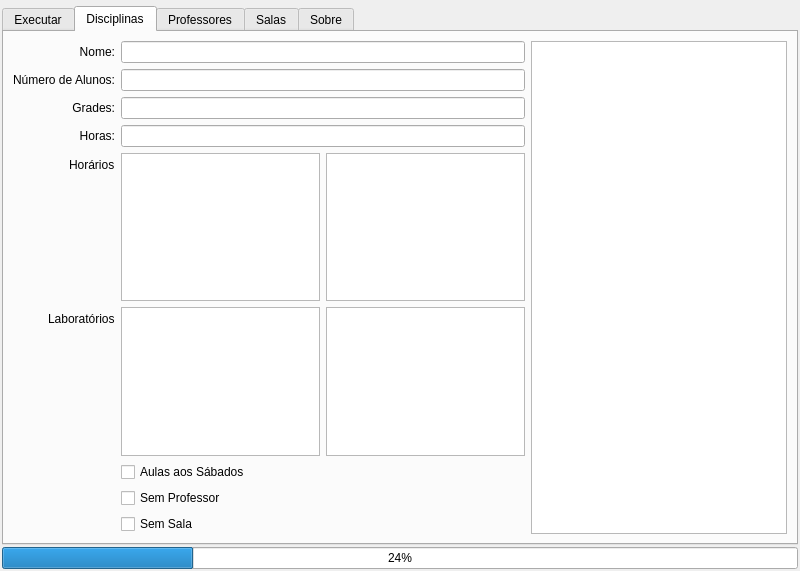
Old version of the form resources/ui_files/main.ui in the repository JoseitoOliveira/School-Timetabling.
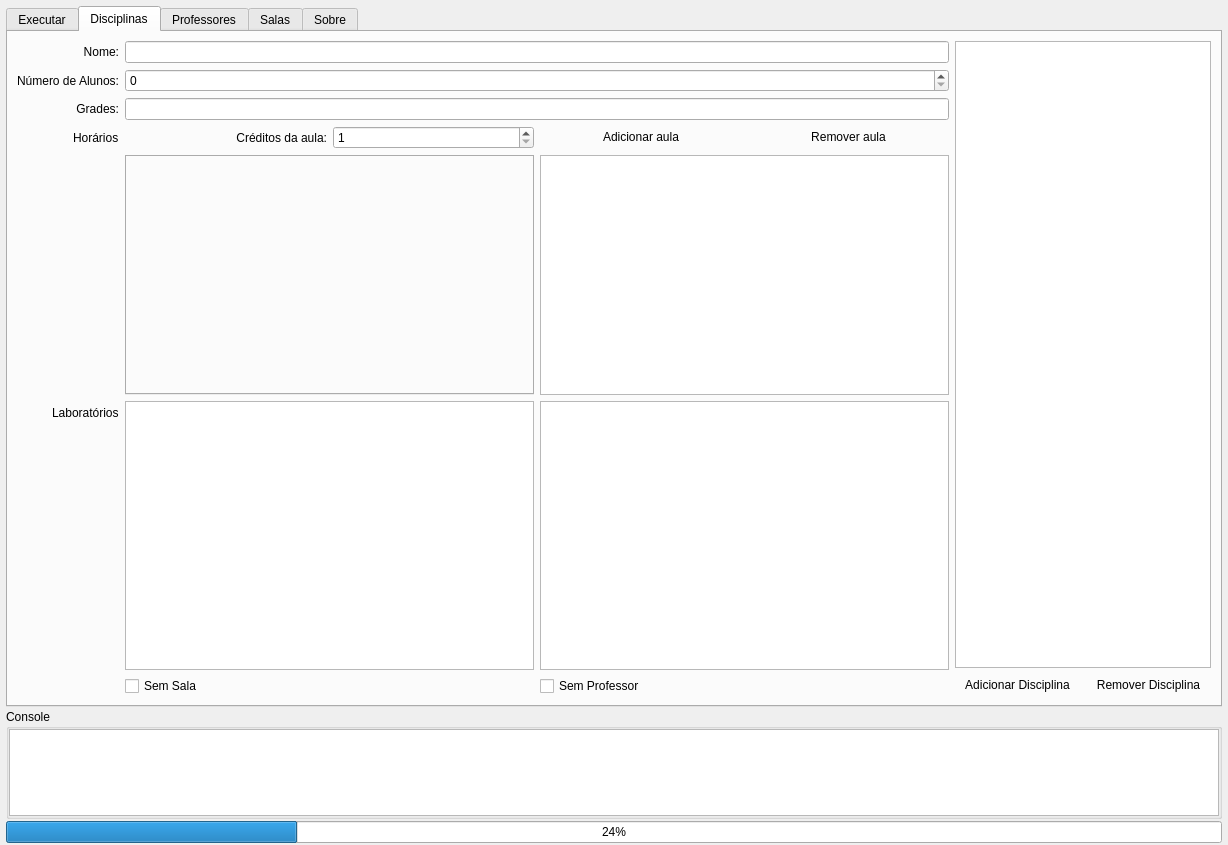
New version of the form. Icons and pictures are not drawn.

Commit message: finalizada a tela de disciplinas

What changed in the file:
```diff
--- a/resources/ui_files/main.ui
+++ b/resources/ui_files/main.ui
@@ -6,8 +6,8 @@
    <rect>
     <x>0</x>
     <y>0</y>
-    <width>800</width>
-    <height>571</height>
+    <width>1228</width>
+    <height>845</height>
    </rect>
   </property>
   <property name="sizePolicy">
@@ -60,18 +60,18 @@
      <height>9999</height>
     </size>
    </property>
-   <layout class="QGridLayout" name="gridLayout" rowstretch="0,0,0" columnstretch="0">
+   <layout class="QGridLayout" name="gridLayout" rowstretch="0,0,0,0,0" columnstretch="0,0,0">
     <property name="sizeConstraint">
      <enum>QLayout::SetDefaultConstraint</enum>
     </property>
     <property name="leftMargin">
-     <number>2</number>
+     <number>6</number>
     </property>
     <property name="topMargin">
      <number>6</number>
     </property>
     <property name="rightMargin">
-     <number>2</number>
+     <number>6</number>
     </property>
     <property name="bottomMargin">
      <number>2</number>
@@ -79,15 +79,15 @@
     <property name="spacing">
      <number>2</number>
     </property>
-    <item row="2" column="0">
+    <item row="3" column="1">
      <widget class="QProgressBar" name="progressBar">
       <property name="value">
        <number>24</number>
       </property>
      </widget>
     </item>
-    <item row="1" column="0">
-     <widget class="QTabWidget" name="tabWidget">
+    <item row="1" column="1">
+     <widget class="QTabWidget" name="tab_telas">
       <property name="currentIndex">
        <number>1</number>
       </property>
@@ -195,7 +195,7 @@
        <attribute name="title">
         <string>Disciplinas</string>
        </attribute>
-       <layout class="QHBoxLayout" name="horizontalLayout_2" stretch="2,1">
+       <layout class="QHBoxLayout" name="horizontalLayout_2" stretch="2,0">
         <item>
          <layout class="QFormLayout" name="formLayout">
           <property name="labelAlignment">
@@ -225,10 +225,7 @@
            </widget>
           </item>
           <item row="1" column="1">
-           <widget class="QLineEdit" name="lineEdit_2"/>
-          </item>
-          <item row="2" column="1">
-           <widget class="QLineEdit" name="lineEdit_3"/>
+           <widget class="QSpinBox" name="num_alunos"/>
           </item>
           <item row="2" column="0">
            <widget class="QLabel" name="label_4">
@@ -240,82 +237,209 @@
             </property>
            </widget>
           </item>
+          <item row="2" column="1">
+           <widget class="QLineEdit" name="grades_disciplinas"/>
+          </item>
           <item row="3" column="0">
-           <widget class="QLabel" name="label_6">
-            <property name="text">
-             <string>Horas:</string>
-            </property>
-            <property name="alignment">
-             <set>Qt::AlignRight|Qt::AlignTrailing|Qt::AlignVCenter</set>
-            </property>
-           </widget>
-          </item>
-          <item row="3" column="1">
-           <widget class="QLineEdit" name="lineEdit_4"/>
-          </item>
-          <item row="5" column="0">
-           <widget class="QLabel" name="label_7">
-            <property name="text">
-             <string>Laboratórios</string>
-            </property>
-           </widget>
-          </item>
-          <item row="6" column="1">
-           <layout class="QVBoxLayout" name="verticalLayout_3">
-            <item>
-             <widget class="QCheckBox" name="checkBox_3">
-              <property name="text">
-               <string>Aulas aos Sábados</string>
-              </property>
-             </widget>
-            </item>
-            <item>
-             <widget class="QCheckBox" name="checkBox">
-              <property name="text">
-               <string>Sem Professor</string>
-              </property>
-             </widget>
-            </item>
-            <item>
-             <widget class="QCheckBox" name="checkBox_2">
-              <property name="text">
-               <string>Sem Sala</string>
-              </property>
-             </widget>
-            </item>
-           </layout>
-          </item>
-          <item row="4" column="0">
            <widget class="QLabel" name="label_8">
             <property name="text">
              <string>Horários</string>
             </property>
            </widget>
           </item>
-          <item row="4" column="1">
-           <layout class="QHBoxLayout" name="horizontalLayout">
+          <item row="3" column="1">
+           <layout class="QVBoxLayout" name="verticalLayout_2" stretch="0,1">
             <item>
-             <widget class="QListWidget" name="listWidget_2"/>
+             <layout class="QHBoxLayout" name="horizontalLayout_13" stretch="0,0,0,0">
+              <item>
+               <widget class="QLabel" name="label_6">
+                <property name="text">
+                 <string>Créditos da aula:</string>
+                </property>
+                <property name="alignment">
+                 <set>Qt::AlignRight|Qt::AlignTrailing|Qt::AlignVCenter</set>
+                </property>
+               </widget>
+              </item>
+              <item>
+               <widget class="QSpinBox" name="num_credidos_aula">
+                <property name="minimum">
+                 <number>1</number>
+                </property>
+                <property name="maximum">
+                 <number>3</number>
+                </property>
+               </widget>
+              </item>
+              <item>
+               <widget class="QPushButton" name="btn_add_aula">
+                <property name="text">
+                 <string>Adicionar aula</string>
+                </property>
+                <property name="icon">
+                 <iconset>
+                  <normaloff>../images/add_48px.png</normaloff>../images/add_48px.png</iconset>
+                </property>
+                <property name="iconSize">
+                 <size>
+                  <width>24</width>
+                  <height>24</height>
+                 </size>
+                </property>
+                <property name="flat">
+                 <bool>true</bool>
+                </property>
+               </widget>
+              </item>
+              <item>
+               <widget class="QPushButton" name="btn_rmv_aula">
+                <property name="text">
+                 <string>Remover aula</string>
+                </property>
+                <property name="icon">
+                 <iconset>
+                  <normaloff>../images/cancel_48px.png</normaloff>../images/cancel_48px.png</iconset>
+                </property>
+                <property name="iconSize">
+                 <size>
+                  <width>24</width>
+                  <height>24</height>
+                 </size>
+                </property>
+                <property name="flat">
+                 <bool>true</bool>
+                </property>
+               </widget>
+              </item>
+             </layout>
             </item>
             <item>
-             <widget class="QListView" name="listView"/>
+             <layout class="QHBoxLayout" name="horizontalLayout">
+              <item>
+               <widget class="QTabWidget" name="tab_horarios">
+                <property name="currentIndex">
+                 <number>-1</number>
+                </property>
+               </widget>
+              </item>
+              <item>
+               <widget class="QListWidget" name="list_horarios_todos">
+                <property name="dragDropMode">
+                 <enum>QAbstractItemView::DragDrop</enum>
+                </property>
+                <property name="defaultDropAction">
+                 <enum>Qt::CopyAction</enum>
+                </property>
+                <property name="viewMode">
+                 <enum>QListView::IconMode</enum>
+                </property>
+               </widget>
+              </item>
+             </layout>
             </item>
            </layout>
           </item>
-          <item row="5" column="1">
+          <item row="4" column="0">
+           <widget class="QLabel" name="label_7">
+            <property name="text">
+             <string>Laboratórios</string>
+            </property>
+           </widget>
+          </item>
+          <item row="4" column="1">
            <layout class="QHBoxLayout" name="horizontalLayout_3" stretch="0,0">
             <item>
-             <widget class="QListWidget" name="listWidget_3"/>
+             <widget class="QListWidget" name="list_laboratorios_disciplinas">
+              <property name="dragDropMode">
+               <enum>QAbstractItemView::DragDrop</enum>
+              </property>
+              <property name="defaultDropAction">
+               <enum>Qt::MoveAction</enum>
+              </property>
+             </widget>
             </item>
             <item>
-             <widget class="QListWidget" name="listWidget_5"/>
+             <widget class="QListWidget" name="list_laboratorios">
+              <property name="dragDropMode">
+               <enum>QAbstractItemView::DragDrop</enum>
+              </property>
+              <property name="defaultDropAction">
+               <enum>Qt::MoveAction</enum>
+              </property>
+             </widget>
+            </item>
+           </layout>
+          </item>
+          <item row="5" column="1">
+           <layout class="QHBoxLayout" name="horizontalLayout_11">
+            <item>
+             <widget class="QCheckBox" name="disciplina_sem_sala">
+              <property name="text">
+               <string>Sem Sala</string>
+              </property>
+             </widget>
+            </item>
+            <item>
+             <widget class="QCheckBox" name="disciplina_sem_professor">
+              <property name="text">
+               <string>Sem Professor</string>
+              </property>
+             </widget>
             </item>
            </layout>
           </item>
          </layout>
         </item>
         <item>
-         <widget class="QListWidget" name="listWidget"/>
+         <layout class="QVBoxLayout" name="verticalLayout_10">
+          <item>
+           <widget class="QListWidget" name="list_disciplinas"/>
+          </item>
+          <item>
+           <layout class="QHBoxLayout" name="horizontalLayout_10">
+            <item>
+             <widget class="QPushButton" name="btn_add_disciplina">
+              <property name="text">
+               <string>Adicionar Disciplina</string>
+              </property>
+              <property name="icon">
+               <iconset>
+                <normaloff>../images/add_48px.png</normaloff>../images/add_48px.png</iconset>
+              </property>
+              <property name="iconSize">
+               <size>
+                <width>24</width>
+                <height>24</height>
+               </size>
+              </property>
+              <property name="flat">
+               <bool>true</bool>
+              </property>
+             </widget>
+            </item>
+            <item>
+             <widget class="QPushButton" name="btn_rmv_disciplina">
+              <property name="text">
+               <string>Remover Disciplina</string>
+              </property>
+              <property name="icon">
+               <iconset>
+                <normaloff>../images/cancel_48px.png</normaloff>../images/cancel_48px.png</iconset>
+              </property>
+              <property name="iconSize">
+               <size>
+                <width>24</width>
+                <height>24</height>
+               </size>
+              </property>
+              <property name="flat">
+               <bool>true</bool>
+              </property>
+             </widget>
+            </item>
+           </layout>
+          </item>
+         </layout>
         </item>
        </layout>
       </widget>
@@ -594,6 +718,33 @@
       </widget>
      </widget>
     </item>
+    <item row="2" column="1">
+     <widget class="QGroupBox" name="groupBox">
+      <property name="title">
+       <string>Console</string>
+      </property>
+      <layout class="QVBoxLayout" name="verticalLayout">
+       <property name="spacing">
+        <number>0</number>
+       </property>
+       <property name="leftMargin">
+        <number>0</number>
+       </property>
+       <property name="topMargin">
+        <number>0</number>
+       </property>
+       <property name="rightMargin">
+        <number>0</number>
+       </property>
+       <property name="bottomMargin">
+        <number>0</number>
+       </property>
+       <item>
+        <widget class="QTextEdit" name="console"/>
+       </item>
+      </layout>
+     </widget>
+    </item>
    </layout>
   </widget>
   <action name="action_execute">
```
Left out of the diff: 16 changed lines with no effect on the pictures. The commit also changes 11 other files.
